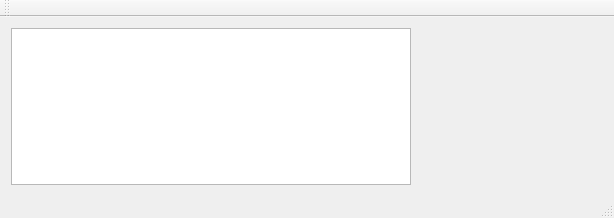
Qt form mainwindow.ui (TutorExilius/TwitchChatMan) before a commit.
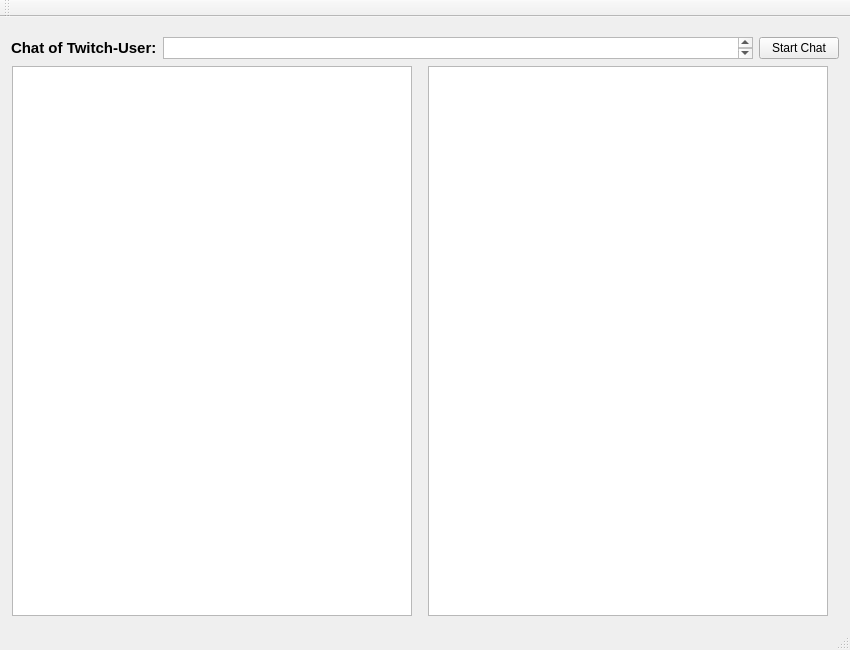
The same form after that commit.

What changed in the file:
```diff
--- a/mainwindow.ui
+++ b/mainwindow.ui
@@ -6,8 +6,8 @@
    <rect>
     <x>0</x>
     <y>0</y>
-    <width>614</width>
-    <height>218</height>
+    <width>850</width>
+    <height>650</height>
    </rect>
   </property>
   <property name="sizePolicy">
@@ -16,15 +16,101 @@
     <verstretch>0</verstretch>
    </sizepolicy>
   </property>
+  <property name="minimumSize">
+   <size>
+    <width>0</width>
+    <height>0</height>
+   </size>
+  </property>
   <property name="windowTitle">
    <string>MainWindow</string>
   </property>
   <widget class="QWidget" name="centralWidget">
+   <layout class="QVBoxLayout" name="verticalLayout">
+    <property name="sizeConstraint">
+     <enum>QLayout::SetMaximumSize</enum>
+    </property>
+    <property name="topMargin">
+     <number>20</number>
+    </property>
+    <item>
+     <layout class="QHBoxLayout" name="horizontalLayout_urlField">
+      <property name="sizeConstraint">
+       <enum>QLayout::SetMinimumSize</enum>
+      </property>
+      <item>
+       <widget class="QLabel" name="label">
+        <property name="font">
+         <font>
+          <pointsize>11</pointsize>
+          <weight>75</weight>
+          <bold>true</bold>
+         </font>
+        </property>
+        <property name="text">
+         <string>Chat of Twitch-User:</string>
+        </property>
+       </widget>
+      </item>
+      <item>
+       <widget class="QTextEdit" name="textEdit_urlToChat">
+        <property name="sizePolicy">
+         <sizepolicy hsizetype="MinimumExpanding" vsizetype="Fixed">
+          <horstretch>0</horstretch>
+          <verstretch>0</verstretch>
+         </sizepolicy>
+        </property>
+        <property name="minimumSize">
+         <size>
+          <width>0</width>
+          <height>20</height>
+         </size>
+        </property>
+        <property name="maximumSize">
+         <size>
+          <width>16777215</width>
+          <height>30</height>
+         </size>
+        </property>
+        <property name="inputMethodHints">
+         <set>Qt::ImhNone</set>
+        </property>
+       </widget>
+      </item>
+      <item>
+       <widget class="QPushButton" name="pushButton">
+        <property name="text">
+         <string>Start Chat</string>
+        </property>
+       </widget>
+      </item>
+     </layout>
+    </item>
+    <item>
+     <widget class="QWidget" name="horizontalWidget_chatFields" native="true">
+      <property name="enabled">
+       <bool>true</bool>
+      </property>
    <layout class="QHBoxLayout" name="horizontalLayout">
+       <property name="sizeConstraint">
+        <enum>QLayout::SetDefaultConstraint</enum>
+       </property>
+       <property name="leftMargin">
+        <number>1</number>
+       </property>
+       <property name="topMargin">
+        <number>1</number>
+       </property>
+       <property name="bottomMargin">
+        <number>1</number>
+       </property>
     <item>
      <widget class="QListWidget" name="listWidget_chat">
+         <property name="enabled">
+          <bool>true</bool>
+         </property>
       <property name="sizePolicy">
-       <sizepolicy hsizetype="Fixed" vsizetype="Preferred">
+          <sizepolicy hsizetype="Fixed" vsizetype="Expanding">
         <horstretch>0</horstretch>
         <verstretch>0</verstretch>
        </sizepolicy>
@@ -47,6 +133,24 @@
         <height>0</height>
        </size>
       </property>
+         <property name="styleSheet">
+          <string notr="true">QListWidget::item
+{
+border: 1px solid black;
+margin: 5px;
+}
+
+
+QListWidget::item:hover
+{
+border: 2px solid black;
+background-color: #ddd;
+}
+</string>
+         </property>
+         <property name="alternatingRowColors">
+          <bool>false</bool>
+         </property>
       <property name="resizeMode">
        <enum>QListView::Fixed</enum>
       </property>
@@ -65,12 +169,25 @@
       </property>
       <property name="sizeHint" stdset="0">
        <size>
-        <width>40</width>
-        <height>20</height>
+           <width>0</width>
+           <height>0</height>
        </size>
       </property>
      </spacer>
     </item>
+       <item>
+        <widget class="QListWidget" name="listWidget">
+         <property name="minimumSize">
+          <size>
+           <width>400</width>
+           <height>0</height>
+          </size>
+         </property>
+        </widget>
+       </item>
+      </layout>
+     </widget>
+    </item>
    </layout>
   </widget>
   <widget class="QMenuBar" name="menuBar">
@@ -84,6 +201,12 @@
    </property>
   </widget>
   <widget class="QToolBar" name="mainToolBar">
+   <property name="minimumSize">
+    <size>
+     <width>0</width>
+     <height>0</height>
+    </size>
+   </property>
    <attribute name="toolBarArea">
     <enum>TopToolBarArea</enum>
    </attribute>
```
Left out of the diff: 24 changed lines with no effect on the pictures. Lines whose indentation alone changed are shown as unchanged.
